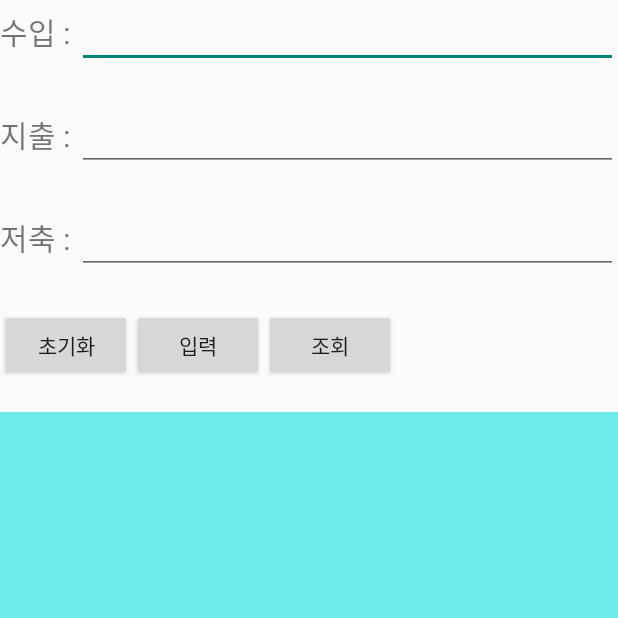
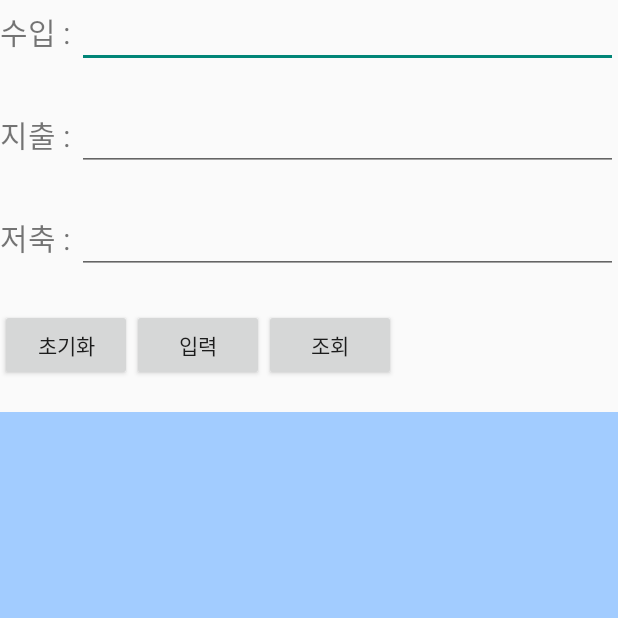
Before and after one commit to tmdngk0314/BlueAccountBook, an Android app: the ListActivity screen opened directly, with no data from a screen before it, on a phone screen of 412 x 824 dp, the top half of it. Run offline under Robolectric (Android 15) with nearby library versions, the light colour scheme and no system bars.

Commit message:
list 데이터베이스 배경색 변경

```diff
--- a/app/src/main/res/layout/activity_list.xml
+++ b/app/src/main/res/layout/activity_list.xml
@@ -88,21 +88,21 @@
             android:layout_width="wrap_content"
             android:layout_height="match_parent"
             android:layout_weight="1"
-            android:background="#6DEAEA"
+            android:background="#A2CCFF"
             android:padding="20dp"
             android:id="@+id/edtSuipResult"/>
         <EditText
             android:layout_width="wrap_content"
             android:layout_height="match_parent"
             android:layout_weight="1"
-            android:background="#6DEAEA"
+            android:background="#A2CCFF"
             android:padding="20dp"
             android:id="@+id/edtJichullResult"/>
         <EditText
             android:layout_width="wrap_content"
             android:layout_height="match_parent"
             android:layout_weight="1"
-            android:background="#6DEAEA"
+            android:background="#A2CCFF"
             android:padding="20dp"
             android:id="@+id/edtJurchukResult"/>
 
```
